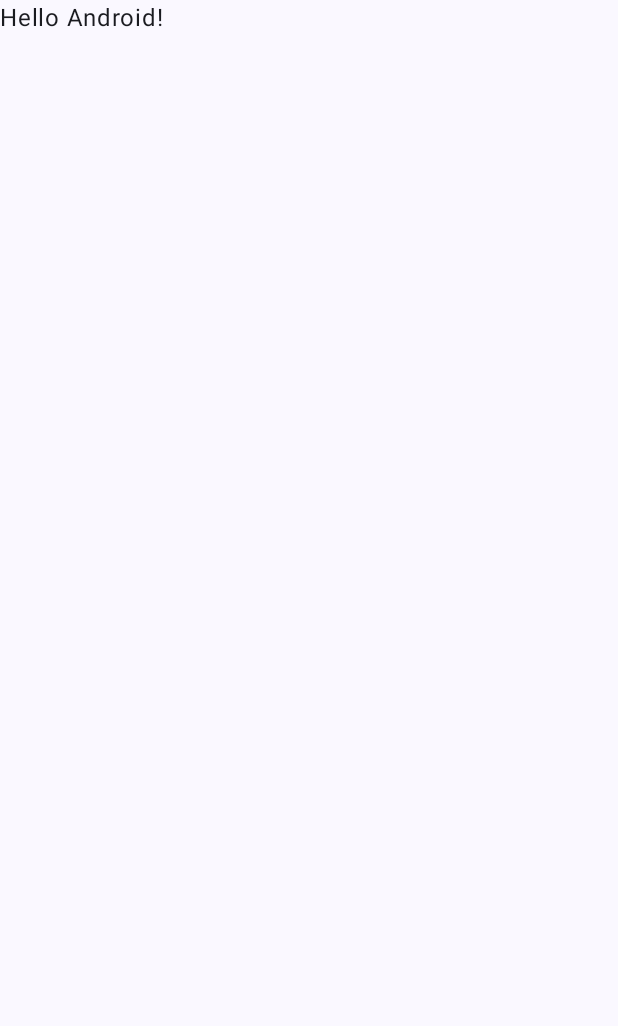
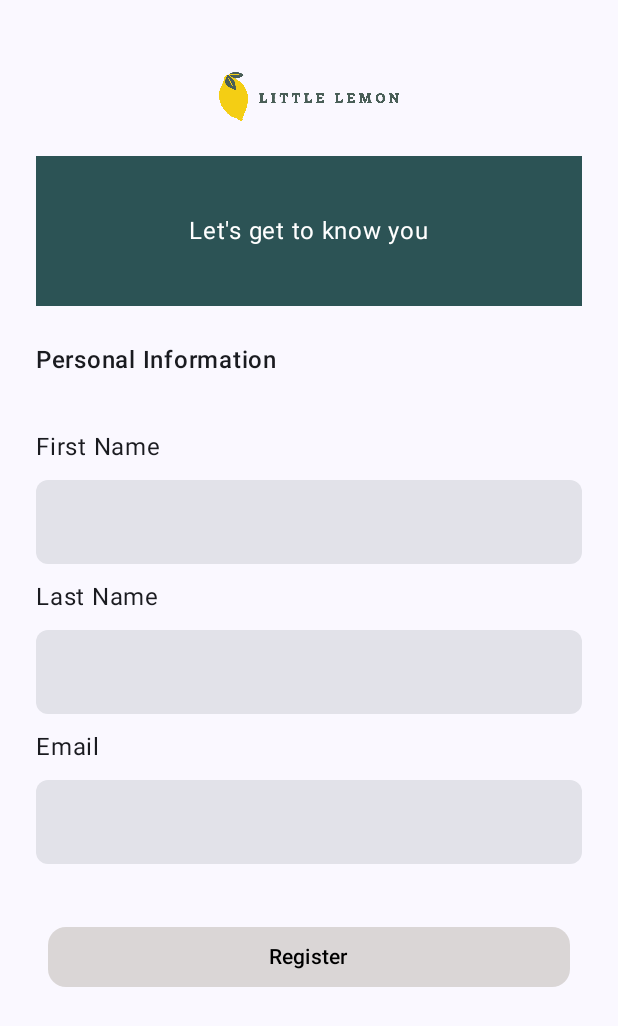
Before and after one commit to Chitsaka/little-lemon, an Android app built with Jetpack Compose: the screen it shows after launch (MainActivity), on a phone screen of 412 x 824 dp. Before the commit the part shown is almost empty. Shown: the top 1026 px of the screen. Run offline under Robolectric (Android 15) with nearby library versions, the phone set to English and light mode, and no system bars.

Commit message:
- Added navigation functionality - Added new screens (profile, onboarding, home) - Added local storage functionality on registration - Added assets - Home Screen to be modified

```diff
--- a/app/build.gradle.kts
+++ b/app/build.gradle.kts
@@ -40,16 +40,17 @@ dependencies {
     implementation(platform(libs.androidx.compose.bom))
     implementation(libs.androidx.activity.compose)
     implementation(libs.androidx.compose.material3)
+    implementation("androidx.compose.material:material-icons-extended")
     implementation(libs.androidx.compose.ui)
     implementation(libs.androidx.compose.ui.graphics)
     implementation(libs.androidx.compose.ui.tooling.preview)
     implementation(libs.androidx.core.ktx)
     implementation(libs.androidx.lifecycle.runtime.ktx)
     testImplementation(libs.junit)
-    androidTestImplementation(platform(libs.androidx.compose.bom))
     androidTestImplementation(libs.androidx.compose.ui.test.junit4)
     androidTestImplementation(libs.androidx.espresso.core)
     androidTestImplementation(libs.androidx.junit)
     debugImplementation(libs.androidx.compose.ui.test.manifest)
     debugImplementation(libs.androidx.compose.ui.tooling)
+    implementation("androidx.navigation:navigation-compose:2.10.2")
 }
--- a/app/src/main/java/com/example/littlelemon/MainActivity.kt
+++ b/app/src/main/java/com/example/littlelemon/MainActivity.kt
@@ -7,10 +7,9 @@ import androidx.activity.enableEdgeToEdge
 import androidx.compose.foundation.layout.fillMaxSize
 import androidx.compose.foundation.layout.padding
 import androidx.compose.material3.Scaffold
-import androidx.compose.material3.Text
-import androidx.compose.runtime.Composable
 import androidx.compose.ui.Modifier
-import androidx.compose.ui.tooling.preview.Preview
+import androidx.navigation.compose.rememberNavController
+import com.example.littlelemon.navigation.Navigation
 import com.example.littlelemon.ui.theme.LittleLemonTheme
 
 class MainActivity : ComponentActivity() {
@@ -20,8 +19,10 @@ class MainActivity : ComponentActivity() {
         setContent {
             LittleLemonTheme {
                 Scaffold(modifier = Modifier.fillMaxSize()) { innerPadding ->
-                    Greeting(
-                        name = "Android",
+                    val navController = rememberNavController()
+
+                    Navigation(
+                        navController = navController,
                         modifier = Modifier.padding(innerPadding)
                     )
                 }
@@ -29,19 +30,3 @@ class MainActivity : ComponentActivity() {
         }
     }
 }
-
-@Composable
-fun Greeting(name: String, modifier: Modifier = Modifier) {
-    Text(
-        text = "Hello $name!",
-        modifier = modifier
-    )
-}
-
-@Preview(showBackground = true)
-@Composable
-fun GreetingPreview() {
-    LittleLemonTheme {
-        Greeting("Android")
-    }
-}
--- /dev/null
+++ b/app/src/main/java/com/example/littlelemon/navigation/Destinations.kt
@@ -0,0 +1,16 @@
+package com.example.littlelemon.navigation
+
+interface Destinations {
+    val route: String
+    companion object {
+        val Home = object: Destinations {
+            override val route = "home"
+        }
+        val Onboarding = object: Destinations {
+            override val route = "onboarding"
+        }
+        val Profile = object: Destinations {
+            override val route = "profile"
+        }
+    }
+}
--- /dev/null
+++ b/app/src/main/java/com/example/littlelemon/navigation/NavigationComposable.kt
@@ -0,0 +1,97 @@
+package com.example.littlelemon.navigation
+
+import android.content.Context
+import androidx.compose.runtime.Composable
+import androidx.compose.runtime.remember
+import androidx.compose.ui.Modifier
+import androidx.compose.ui.platform.LocalContext
+import androidx.core.content.edit
+import androidx.navigation.compose.composable
+import androidx.navigation.NavHostController
+import com.example.littlelemon.ui.screens.Onboarding
+import com.example.littlelemon.ui.screens.HomeScreen
+import com.example.littlelemon.ui.screens.ProfileScreen
+import androidx.navigation.compose.NavHost
+
+
+@Composable
+fun Navigation(navController: NavHostController,
+               modifier: Modifier = Modifier
+) {
+    val context = LocalContext.current
+
+    val sharedPreferences = remember {
+        context.getSharedPreferences(
+            "LittleLemonPrefs",
+            Context.MODE_PRIVATE
+        )
+    }
+
+    val firstName = sharedPreferences.getString("firstName", null)
+    val lastName = sharedPreferences.getString("lastName", null)
+    val email = sharedPreferences.getString("email", null)
+
+    val startDestination = if (
+        !firstName.isNullOrBlank() &&
+        !lastName.isNullOrBlank() &&
+        !email.isNullOrBlank()
+    ) {
+        Destinations.Home.route
+    } else {
+        Destinations.Onboarding.route
+    }
+
+
+    NavHost(
+        navController = navController,
+        startDestination = startDestination,
+        modifier = modifier
+    ) {
+
+        composable(Destinations.Onboarding.route) {
+            Onboarding(
+                onLoginClick = {
+                    navController.navigate(Destinations.Home.route) {
+                        popUpTo(Destinations.Onboarding.route) {
+                            inclusive = true
+                        }
+                    }
+                }
+            )
+        }
+
+        composable(Destinations.Home.route) {
+            HomeScreen(
+                onProfileClick = {
+                    navController.navigate(Destinations.Profile.route)
+                }
+            )
+        }
+
+        composable(Destinations.Profile.route) {
+            ProfileScreen(
+                onHomeClick = {
+                    navController.navigate(Destinations.Home.route) {
+                        popUpTo(Destinations.Home.route) {
+                            inclusive = false
+                        }
+                        launchSingleTop = true
+                    }
+                },
+                onLogoutClick = {
+                    sharedPreferences.edit {
+                        clear()
+                    }
+
+                    navController.navigate(Destinations.Onboarding.route) {
+                        popUpTo(navController.graph.id) {
+                            inclusive = true
+                        }
+                        launchSingleTop = true
+                    }
+                },
+                modifier = modifier
+            )
+        }
+    }
+}
--- /dev/null
+++ b/app/src/main/java/com/example/littlelemon/ui/screens/Onboarding.kt
@@ -0,0 +1,228 @@
+package com.example.littlelemon.ui.screens
+
+
+import android.content.Context
+import android.widget.Toast
+import androidx.compose.foundation.Image
+import androidx.compose.foundation.background
+import androidx.compose.foundation.layout.Arrangement
+import androidx.compose.foundation.layout.Column
+import androidx.compose.foundation.layout.Row
+import androidx.compose.foundation.layout.Spacer
+import androidx.compose.foundation.layout.fillMaxSize
+import androidx.compose.foundation.layout.fillMaxWidth
+import androidx.compose.foundation.layout.height
+import androidx.compose.foundation.layout.imePadding
+import androidx.compose.foundation.layout.navigationBarsPadding
+import androidx.compose.foundation.layout.padding
+import androidx.compose.foundation.layout.size
+import androidx.compose.foundation.layout.statusBarsPadding
+import androidx.compose.foundation.rememberScrollState
+import androidx.compose.foundation.shape.RoundedCornerShape
+import androidx.compose.foundation.verticalScroll
+import androidx.compose.material3.Button
+import androidx.compose.material3.ButtonDefaults
+import androidx.compose.material3.MaterialTheme
+import androidx.compose.material3.Text
+import androidx.compose.material3.TextField
+import androidx.compose.material3.TextFieldDefaults
+import androidx.compose.runtime.Composable
+import androidx.compose.runtime.getValue
+import androidx.compose.runtime.mutableStateOf
+import androidx.compose.runtime.remember
+import androidx.compose.runtime.saveable.rememberSaveable
+import androidx.compose.runtime.setValue
+import androidx.compose.ui.Alignment
+import androidx.compose.ui.Modifier
+import androidx.compose.ui.draw.clip
+import androidx.compose.ui.graphics.Color
+import androidx.compose.ui.platform.LocalContext
+import androidx.compose.ui.res.painterResource
+import androidx.compose.ui.text.font.FontWeight
+import androidx.compose.ui.tooling.preview.Preview
+import androidx.compose.ui.unit.dp
+import androidx.core.content.edit
+import com.example.littlelemon.R
+import com.example.littlelemon.ui.theme.Black
+import com.example.littlelemon.ui.theme.DisabledState
+import com.example.littlelemon.ui.theme.GreenDark
+import com.example.littlelemon.ui.theme.LittleLemonColor.Yellow
+import com.example.littlelemon.ui.theme.White
+
+
+@Composable
+fun Onboarding (
+    modifier: Modifier = Modifier,
+    onLoginClick: () -> Unit,
+) {
+    val context = LocalContext.current
+    val sharedPreferences = remember {
+        context.getSharedPreferences(
+            "LittleLemonPrefs",
+            Context.MODE_PRIVATE
+        )
+    }
+    var firstName by rememberSaveable {
+        mutableStateOf(
+            sharedPreferences.getString("firstName", "") ?: ""
+        )
+    }
+
+    var lastName by rememberSaveable {
+        mutableStateOf(
+            sharedPreferences.getString("lastName", "") ?: ""
+        )
+    }
+
+    var email by rememberSaveable {
+        mutableStateOf(
+            sharedPreferences.getString("email", "") ?: ""
+        )
+    }
+
+    val isFormValid = firstName.trim().isNotBlank() && lastName.trim().isNotBlank()
+
+    Column(modifier = modifier.fillMaxSize()
+        .statusBarsPadding()
+        .navigationBarsPadding()
+        .imePadding()
+        .padding(24.dp)
+        .verticalScroll(rememberScrollState()),
+        horizontalAlignment = Alignment.CenterHorizontally,
+        verticalArrangement = Arrangement.Top
+    ) {
+        Row(
+            Modifier
+                .fillMaxWidth()
+                .height(80.dp),
+            horizontalArrangement = Arrangement.Center,
+            verticalAlignment = Alignment.CenterVertically
+        ) {
+            Image(
+                painterResource(id = R.drawable.logo),
+                contentDescription = "Logo Image",
+                Modifier.size(width=120.dp, height = 40.dp)
+            )
+        }
+        Row(
+            Modifier
+                .fillMaxWidth()
+                .height(100.dp)
+                .background(GreenDark),
+            horizontalArrangement = Arrangement.Center,
+            verticalAlignment = Alignment.CenterVertically,
+        ) {
+            Text(
+                text="Let's get to know you",
+                color=White,
+            )
+        }
+        Column(
+            modifier = Modifier.fillMaxWidth(),
+            verticalArrangement = Arrangement.spacedBy(10.dp)
+        ) {
+            Text(
+                text="Personal Information",
+                fontWeight = FontWeight.Medium,
+                modifier=Modifier.padding(vertical = 24.dp)
+            )
+            Text(
+                text="First Name"
+            )
+            TextField(
+                value = firstName,
+                onValueChange = { firstName = it},
+                colors = TextFieldDefaults.colors(
+                    focusedIndicatorColor = Color.Transparent,
+                    unfocusedIndicatorColor = Color.Transparent,
+                    disabledIndicatorColor = Color.Transparent,
+                ),
+                modifier = Modifier.fillMaxWidth()
+                    .clip(RoundedCornerShape(8.dp))
+            )
+            Text(
+                text="Last Name"
+            )
+            TextField(
+                value = lastName,
+                onValueChange = {lastName = it},
+                colors = TextFieldDefaults.colors(
+                    focusedIndicatorColor = Color.Transparent,
+                    unfocusedIndicatorColor = Color.Transparent,
+                    disabledIndicatorColor = Color.Transparent,
+                ),
+                modifier = Modifier.fillMaxWidth()
+                    .clip(RoundedCornerShape(8.dp))
+            )
+            Text(
+                text="Email"
+            )
+            TextField(
+                value = email,
+                onValueChange = {email = it},
+                colors = TextFieldDefaults.colors(
+                    focusedIndicatorColor = Color.Transparent,
+                    unfocusedIndicatorColor = Color.Transparent,
+                    disabledIndicatorColor = Color.Transparent,
+                ),
+                modifier = Modifier.fillMaxWidth()
+                    .clip(RoundedCornerShape(8.dp))
+            )
+
+            Spacer(modifier = Modifier.height(20.dp))
+
+        }
+        Row(
+            modifier = Modifier.fillMaxWidth(),
+            verticalAlignment = Alignment.Bottom
+            ,
+            horizontalArrangement = Arrangement.Center
+        ) {
+            Button(
+                modifier = Modifier.fillMaxWidth()
+                    .padding(8.dp),
+
+                onClick = {
+                    if (isFormValid){
+
+                        sharedPreferences.edit {
+                            putString("firstName", firstName)
+                                .putString("lastName", lastName)
+                                .putString("email", email)
+                        }
+
+                        Toast.makeText(context, "Registration successful!" , Toast.LENGTH_LONG).show()
+                        onLoginClick()
+                    } else {
+                        Toast.makeText(context, "Registration unsuccessful. Please enter all data." , Toast.LENGTH_LONG).show()
+                    }
+                },
+                shape = MaterialTheme.shapes.medium,
+                enabled = isFormValid ,
+
+                colors = ButtonDefaults.buttonColors(
+
+                    containerColor = Yellow,
+
+                    contentColor = Black,
+
+                    disabledContainerColor =
+                        DisabledState,
+
+                    disabledContentColor =
+                        Color.DarkGray
+                )
+            ) {
+                Text(text="Register",
+                    color=Color.Black
+                )
+            }
+        }
+    }
+}
+
+@Preview(showBackground = true)
+@Composable
+fun OnboardingPreview (){
+    Onboarding(onLoginClick = {})
+}
--- a/app/src/main/java/com/example/littlelemon/ui/theme/Color.kt
+++ b/app/src/main/java/com/example/littlelemon/ui/theme/Color.kt
@@ -9,3 +9,15 @@ val Pink80 = Color(0xFFEFB8C8)
 val Purple40 = Color(0xFF6650a4)
 val PurpleGrey40 = Color(0xFF625b71)
 val Pink40 = Color(0xFF7D5260)
+val White = Color(0xFFFFFFFF)
+val GreenDark = Color(0xFF2C5355)
+val Black = Color(0xFF000000)
+val DisabledState = Color(0XFFDAD6D6)
+
+object LittleLemonColor {
+    val Yellow = Color(0xFFF4CE14)
+    val Cloud = Color(0xFFEDEFEE)
+    val Green = Color(0xFF495E57)
+    val Charcoal = Color(0XFF333333)
+    val Pink = Color(0xFFFBDABB)
+}
```
Also changed, not shown: app/src/main/java/com/example/littlelemon/ui/screens/Home.kt (added, +12 -0 lines), app/src/main/java/com/example/littlelemon/ui/screens/Profile.kt (added, +167 -0 lines), app/src/main/res/drawable/logo.png (added).
